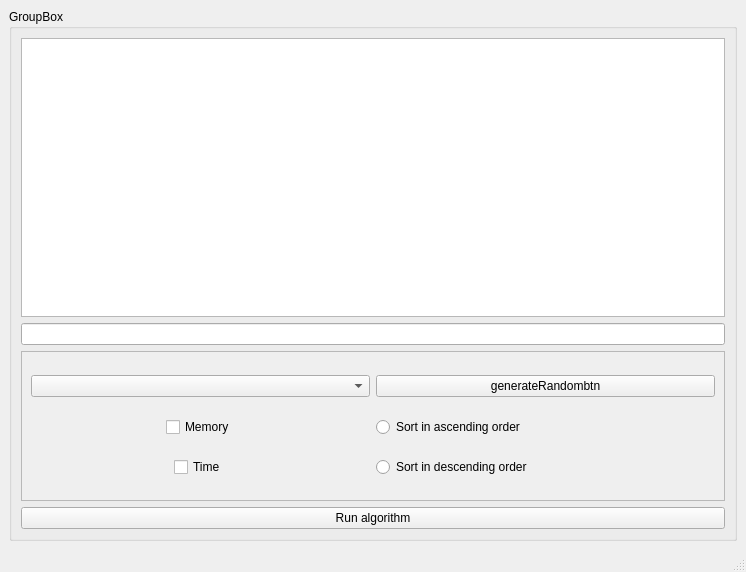
Qt form OOPlab2/mainwindow.ui (YaroslavDrovolskyi/lab2-OOOP-algorithms) before a commit.
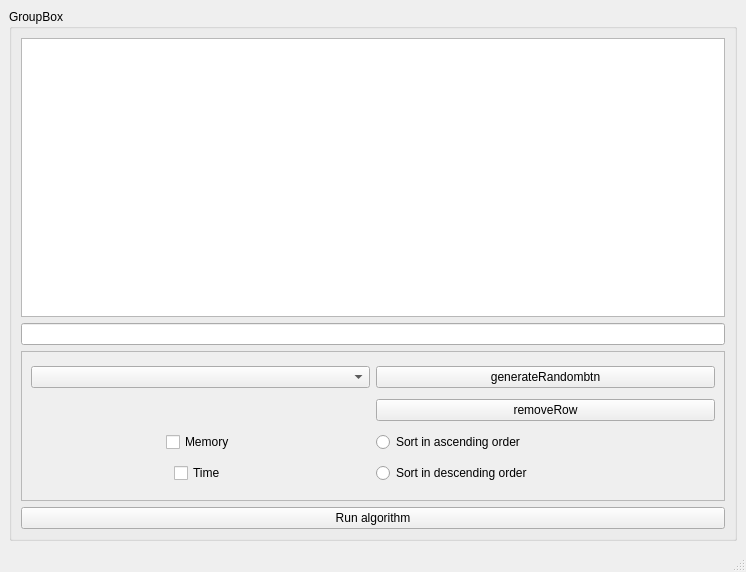
The same form after that commit.

Commit message: Added removeRow button

What changed in the file:
```diff
--- a/OOPlab2/mainwindow.ui
+++ b/OOPlab2/mainwindow.ui
@@ -82,46 +82,53 @@
            <rect>
             <x>0</x>
             <y>0</y>
-            <width>706</width>
+            <width>700</width>
             <height>148</height>
            </rect>
           </property>
           <layout class="QGridLayout" name="gridLayout_2">
-           <item row="2" column="0" alignment="Qt::AlignHCenter">
+           <item row="0" column="2">
+            <widget class="QPushButton" name="pushButton">
+             <property name="text">
+              <string>generateRandombtn</string>
+             </property>
+            </widget>
+           </item>
+           <item row="3" column="0" alignment="Qt::AlignHCenter">
             <widget class="QCheckBox" name="checkBoxTime">
              <property name="text">
               <string>Time</string>
              </property>
             </widget>
            </item>
-           <item row="1" column="0" alignment="Qt::AlignHCenter">
+           <item row="3" column="2">
+            <widget class="QRadioButton" name="radioDescend">
+             <property name="text">
+              <string>Sort in descending order</string>
+             </property>
+            </widget>
+           </item>
+           <item row="2" column="0" alignment="Qt::AlignHCenter">
             <widget class="QCheckBox" name="checkBoxMemory">
              <property name="text">
               <string>Memory</string>
              </property>
             </widget>
            </item>
+           <item row="2" column="2">
+            <widget class="QRadioButton" name="radioAscend">
+             <property name="text">
+              <string>Sort in ascending order</string>
+             </property>
+            </widget>
+           </item>
            <item row="0" column="0">
             <widget class="QComboBox" name="algoselector"/>
            </item>
-           <item row="0" column="2">
-            <widget class="QPushButton" name="pushButton">
-             <property name="text">
-              <string>generateRandombtn</string>
-             </property>
-            </widget>
-           </item>
            <item row="1" column="2">
-            <widget class="QRadioButton" name="radioAscend">
+            <widget class="QPushButton" name="removeRowBtn">
              <property name="text">
-              <string>Sort in ascending order</string>
-             </property>
-            </widget>
-           </item>
-           <item row="2" column="2">
-            <widget class="QRadioButton" name="radioDescend">
-             <property name="text">
-              <string>Sort in descending order</string>
+              <string>removeRow</string>
              </property>
             </widget>
            </item>
@@ -147,7 +154,7 @@
      <x>0</x>
      <y>0</y>
      <width>746</width>
-     <height>21</height>
+     <height>26</height>
     </rect>
    </property>
   </widget>
```
The commit also changes 5 other files.
